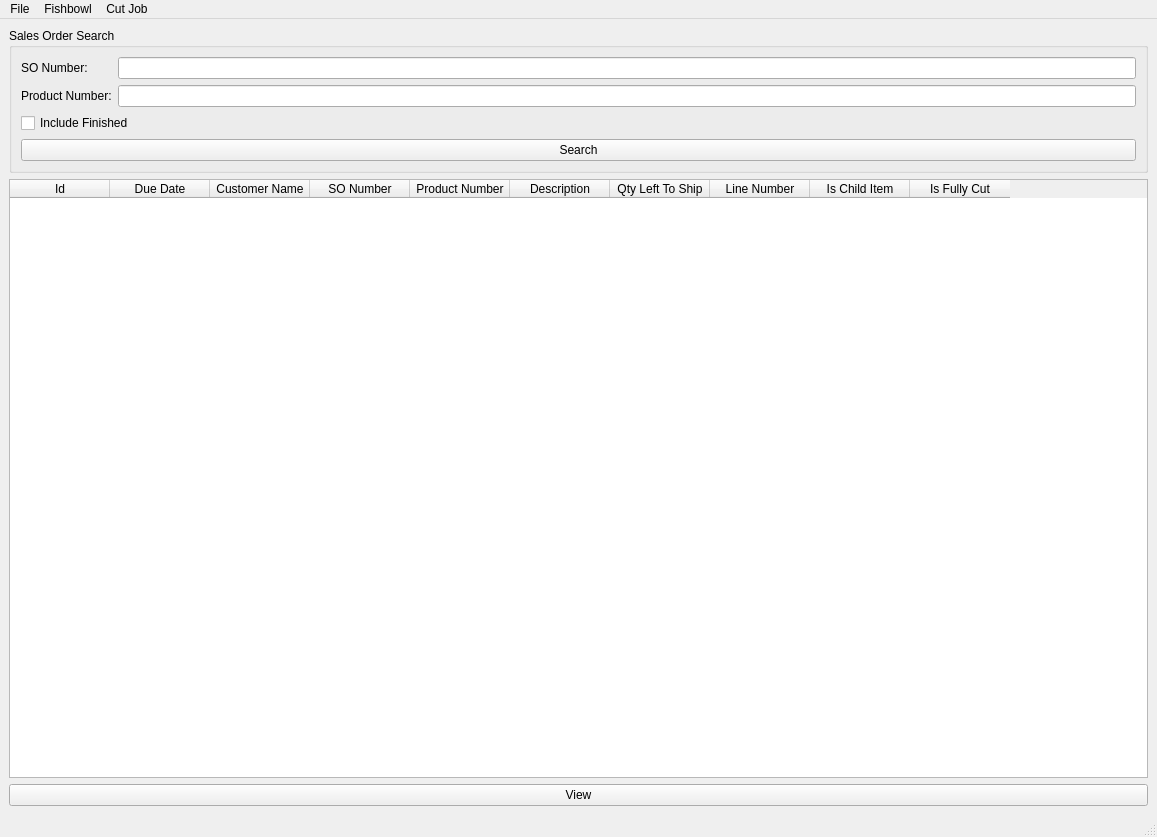
Old version of the form cutlistgenerator/ui/mainwindow_ui.ui in the repository dominickfau/CutListGenerator.
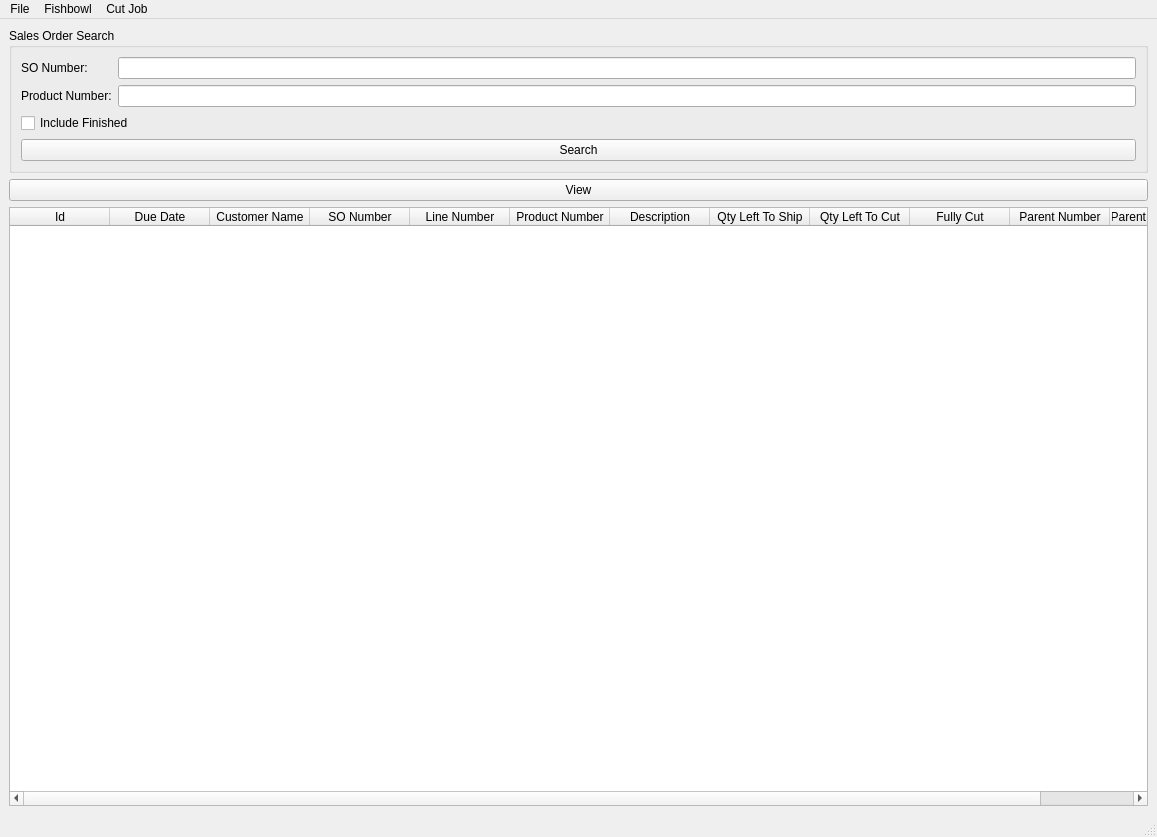
New version of the form.

Commit message: Added parent product to SO table.

The edit to the form file:
```diff
--- a/cutlistgenerator/ui/mainwindow_ui.ui
+++ b/cutlistgenerator/ui/mainwindow_ui.ui
@@ -62,6 +62,13 @@
       </layout>
      </widget>
     </item>
+    <item>
+     <widget class="QPushButton" name="so_view_push_button">
+      <property name="text">
+       <string>View</string>
+      </property>
+     </widget>
+    </item>
     <item>
      <widget class="QTableWidget" name="sales_order_table_widget">
       <property name="editTriggers">
@@ -70,6 +77,12 @@
       <property name="selectionBehavior">
        <enum>QAbstractItemView::SelectRows</enum>
       </property>
+      <attribute name="horizontalHeaderShowSortIndicator" stdset="0">
+       <bool>false</bool>
+      </attribute>
+      <attribute name="verticalHeaderStretchLastSection">
+       <bool>false</bool>
+      </attribute>
       <column>
        <property name="text">
         <string>Id</string>
@@ -90,6 +103,11 @@
         <string>SO Number</string>
        </property>
       </column>
+      <column>
+       <property name="text">
+        <string>Line Number</string>
+       </property>
+      </column>
       <column>
        <property name="text">
         <string>Product Number</string>
@@ -107,26 +125,24 @@
       </column>
       <column>
        <property name="text">
-        <string>Line Number</string>
+        <string>Qty Left To Cut</string>
        </property>
       </column>
       <column>
        <property name="text">
-        <string>Is Child Item</string>
+        <string>Fully Cut</string>
        </property>
       </column>
       <column>
        <property name="text">
-        <string>Is Fully Cut</string>
+        <string>Parent Number</string>
        </property>
       </column>
-     </widget>
-    </item>
-    <item>
-     <widget class="QPushButton" name="so_view_push_button">
-      <property name="text">
-       <string>View</string>
-      </property>
+      <column>
+       <property name="text">
+        <string>Parent Description</string>
+       </property>
+      </column>
      </widget>
     </item>
    </layout>
```
The commit also changes 6 other files.
